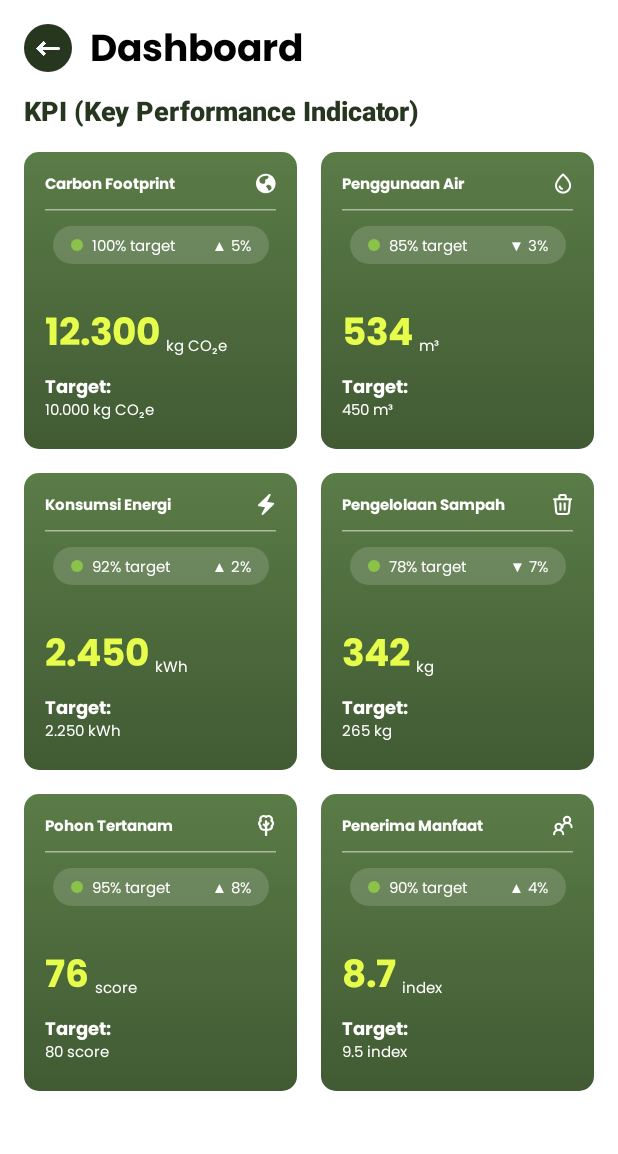
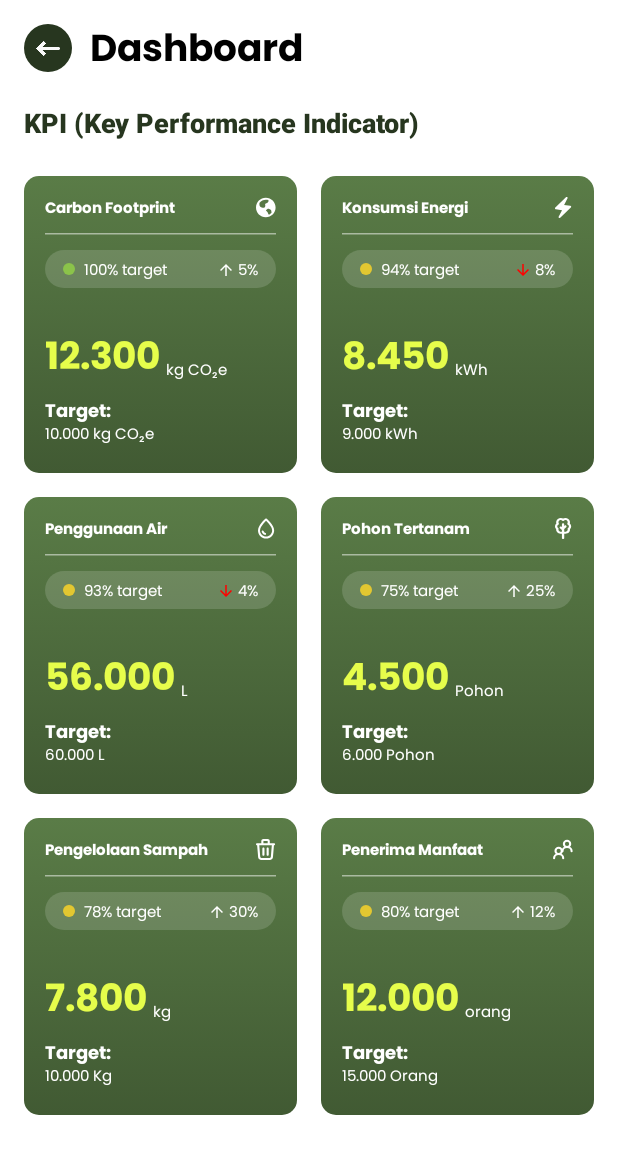
Before and after one commit to adnanfaikar/TumbuhNyata, an Android app built with Jetpack Compose: the screen it shows after launch (MainActivity), on a phone screen of 412 x 824 dp. Shown: the top 1154 px of the screen. Run offline under Robolectric (Android 15) with nearby library versions, the light colour scheme and no system bars.

Commit message:
feat: Tweaked KPIItem.kt to be closer to the design

```diff
--- a/app/src/main/java/com/example/tumbuhnyata/ui/dashboard/DashboardScreen.kt
+++ b/app/src/main/java/com/example/tumbuhnyata/ui/dashboard/DashboardScreen.kt
@@ -3,9 +3,13 @@ package com.example.tumbuhnyata.ui.dashboard
 import androidx.compose.foundation.Image
 import androidx.compose.foundation.background
 import androidx.compose.foundation.layout.*
+import androidx.compose.foundation.lazy.grid.GridCells
+import androidx.compose.foundation.lazy.grid.LazyVerticalGrid
 import androidx.compose.foundation.shape.CircleShape
+import androidx.compose.material.icons.Icons
 import androidx.compose.material3.ExperimentalMaterial3Api
 import androidx.compose.material3.IconButton
+import androidx.compose.material3.Scaffold
 import androidx.compose.material3.Text
 import androidx.compose.material3.TopAppBar
 import androidx.compose.material3.TopAppBarDefaults
@@ -15,6 +19,7 @@ import androidx.compose.ui.Modifier
 import androidx.compose.ui.draw.clip
 import androidx.compose.ui.graphics.Color
 import androidx.compose.ui.layout.ContentScale
+import androidx.compose.ui.platform.LocalContext
 import androidx.compose.ui.res.painterResource
 import androidx.compose.ui.text.font.FontWeight
 import androidx.compose.ui.tooling.preview.Preview
@@ -23,15 +28,8 @@ import androidx.compose.ui.unit.sp
 import androidx.navigation.NavController
 import androidx.navigation.compose.rememberNavController
 import com.example.tumbuhnyata.R
+import com.example.tumbuhnyata.ui.dashboard.components.KPIItem
 import com.example.tumbuhnyata.ui.theme.PoppinsFontFamily
-import androidx.compose.foundation.layout.Arrangement
-import androidx.compose.foundation.layout.PaddingValues
-import androidx.compose.foundation.lazy.grid.GridCells
-import androidx.compose.foundation.lazy.grid.LazyVerticalGrid
-import androidx.compose.material.icons.Icons
-import androidx.compose.material.icons.filled.ArrowUpward
-import com.example.tumbuhnyata.ui.dashboard.components.KPIItem
-import androidx.compose.material3.Scaffold
 
 @OptIn(ExperimentalMaterial3Api::class)
 @Composable
@@ -82,19 +80,15 @@ fun DashboardScreen(navController: NavController) {
             modifier = Modifier
                 .fillMaxSize()
                 .padding(paddingValues)
-
         ) {
             Text(
                 "KPI (Key Performance Indicator)",
-                modifier = Modifier.padding(horizontal = 16.dp),
+                modifier = Modifier.padding(horizontal = 16.dp, vertical = 8.dp),
                 fontWeight = FontWeight(800),
                 fontSize = 18.sp,
                 color = Color(0xFF27361F)
             )
 
-            Spacer(modifier = Modifier.height(0.dp))
-
-            // KPI Cards Grid
             LazyVerticalGrid(
                 columns = GridCells.Fixed(2),
                 contentPadding = PaddingValues(16.dp),
@@ -102,92 +96,83 @@ fun DashboardScreen(navController: NavController) {
                 verticalArrangement = Arrangement.spacedBy(16.dp),
                 modifier = Modifier.fillMaxWidth()
             ) {
-                // Carbon Footprint
                 item {
                     KPIItem(
                         title = "Carbon Footprint",
                         topIcon = R.drawable.ic_carbonfootprint,
                         statusText = "100% target",
-                        statusPercentage = "▲ 5%",
-                        statusIcon = Icons.Filled.ArrowUpward,
+                        statusPercentageValue = "5%",
+                        isUp = true,
                         value = "12.300",
                         unit = "kg CO₂e",
                         targetValue = "10.000 kg CO₂e",
                         onClick = { navController.navigate("kpi_detail/carbon_footprint") }
                     )
                 }
+                item {
+                    KPIItem(
+                        title = "Konsumsi Energi",
+                        topIcon = R.drawable.ic_konsumsienergi,
+                        statusText = "94% target",
+                        statusPercentageValue = "8%",
+                        isUp = false,
+                        value = "8.450",
+                        unit = "kWh",
+                        targetValue = "9.000 kWh",
+                        onClick = { navController.navigate("kpi_detail/energy_usage") }
+                    )
+                }
 
-                // Penggunaan Air
                 item {
                     KPIItem(
                         title = "Penggunaan Air",
                         topIcon = R.drawable.ic_penggunaanair,
-                        statusText = "85% target",
-                        statusPercentage = "▼ 3%",
-                        statusIcon = Icons.Filled.ArrowUpward,
-                        value = "534",
-                        unit = "m³",
-                        targetValue = "450 m³",
+                        statusText = "93% target",
+                        statusPercentageValue = "4%",
+                        isUp = false,
+                        value = "56.000",
+                        unit = "L",
+                        targetValue = "60.000 L",
                         onClick = { navController.navigate("kpi_detail/water_usage") }
                     )
                 }
-
-                // Konsumsi Energi
                 item {
                     KPIItem(
-                        title = "Konsumsi Energi",
-                        topIcon = R.drawable.ic_konsumsienergi,
-                        statusText = "92% target",
-                        statusPercentage = "▲ 2%",
-                        statusIcon = Icons.Filled.ArrowUpward,
-                        value = "2.450",
-                        unit = "kWh",
-                        targetValue = "2.250 kWh",
-                        onClick = { navController.navigate("kpi_detail/energy_usage") }
+                        title = "Pohon Tertanam",
+                        topIcon = R.drawable.ic_pohontertanam,
+                        statusText = "75% target",
+                        statusPercentageValue = "25%",
+                        isUp = true,
+                        value = "4.500",
+                        unit = "Pohon",
+                        targetValue = "6.000 Pohon",
+                        onClick = { navController.navigate("kpi_detail/biodiversity") }
                     )
                 }
 
-                // Pengelolaan Sampah
                 item {
                     KPIItem(
                         title = "Pengelolaan Sampah",
                         topIcon = R.drawable.ic_pengelolaansampah,
                         statusText = "78% target",
-                        statusPercentage = "▼ 7%",
-                        statusIcon = Icons.Filled.ArrowUpward,
-                        value = "342",
+                        statusPercentageValue = "30%",
+                        isUp = true,
+                        value = "7.800",
                         unit = "kg",
-                        targetValue = "265 kg",
+                        targetValue = "10.000 Kg",
                         onClick = { navController.navigate("kpi_detail/waste") }
                     )
                 }
-
-                // Pohon Tertanam
-                item {
-                    KPIItem(
-                        title = "Pohon Tertanam",
-                        topIcon = R.drawable.ic_pohontertanam,
-                        statusText = "95% target",
-                        statusPercentage = "▲ 8%",
-                        statusIcon = Icons.Filled.ArrowUpward,
-                        value = "76",
-                        unit = "score",
-                        targetValue = "80 score",
-                        onClick = { navController.navigate("kpi_detail/biodiversity") }
-                    )
-                }
-
-                // Penerima Manfaat
                 item {
                     KPIItem(
                         title = "Penerima Manfaat",
                         topIcon = R.drawable.ic_penerimamanfaat,
-                        statusText = "90% target",
-                        statusPercentage = "▲ 4%",
-                        statusIcon = Icons.Filled.ArrowUpward,
-                        value = "8.7",
-                        unit = "index",
-                        targetValue = "9.5 index",
+                        statusText = "80% target",
+                        statusPercentageValue = "12%",
+                        isUp = true,
+                        value = "12.000",
+                        unit = "orang",
+                        targetValue = "15.000 Orang",
                         onClick = { navController.navigate("kpi_detail/sustainability") }
                     )
                 }
@@ -196,7 +181,6 @@ fun DashboardScreen(navController: NavController) {
     }
 }
 
-
 @Preview(showBackground = true, backgroundColor = 0xFFFFFFFF)
 @Composable
 fun DashboardScreenPreview() {
--- a/app/src/main/java/com/example/tumbuhnyata/ui/dashboard/components/KPIItem.kt
+++ b/app/src/main/java/com/example/tumbuhnyata/ui/dashboard/components/KPIItem.kt
@@ -1,4 +1,4 @@
-package com.example.tumbuhnyata.ui.dashboard.components // Adjust package if needed
+package com.example.tumbuhnyata.ui.dashboard.components
 
 import androidx.annotation.DrawableRes
 import androidx.compose.foundation.Image
@@ -8,8 +8,9 @@ import androidx.compose.foundation.layout.*
 import androidx.compose.foundation.shape.CircleShape
 import androidx.compose.foundation.shape.RoundedCornerShape
 import androidx.compose.material.icons.Icons
-import androidx.compose.material.icons.filled.ArrowUpward // Placeholder for status icon
-import androidx.compose.material.icons.filled.Info // Placeholder for top-right icon
+import androidx.compose.material.icons.filled.ArrowDownward
+import androidx.compose.material.icons.filled.ArrowUpward
+import androidx.compose.material.icons.filled.Info
 import androidx.compose.material3.Card
 import androidx.compose.material3.CardDefaults
 import androidx.compose.material3.HorizontalDivider
@@ -21,7 +22,7 @@ import androidx.compose.runtime.Composable
 import androidx.compose.ui.Alignment
 import androidx.compose.ui.Modifier
 import androidx.compose.ui.draw.clip
-import androidx.compose.ui.graphics.Brush // Import Brush
+import androidx.compose.ui.graphics.Brush
 import androidx.compose.ui.graphics.Color
 import androidx.compose.ui.graphics.painter.Painter
 import androidx.compose.ui.graphics.vector.ImageVector
@@ -31,7 +32,7 @@ import androidx.compose.ui.text.font.FontWeight
 import androidx.compose.ui.tooling.preview.Preview
 import androidx.compose.ui.unit.dp
 import androidx.compose.ui.unit.sp
-import com.example.tumbuhnyata.R // Make sure this matches your project's R file package
+import com.example.tumbuhnyata.R
 import com.example.tumbuhnyata.ui.theme.PoppinsFontFamily
 
 @Composable
@@ -40,168 +41,187 @@ fun KPIItem(
     title: String,
     @DrawableRes topIcon: Int,
     statusText: String,
-    statusPercentage: String,
-    statusIcon: ImageVector,
+    statusPercentageValue: String,
+    isUp: Boolean,
     value: String,
     unit: String,
     targetLabel: String = "Target:",
     targetValue: String,
     contentColor: Color = Color.White,
-    mainValueColor: Color = Color(0xFFE6FD4B), // Added specific color for main value
+    mainValueColor: Color = Color(0xFFE6FD4B),
     statusBackgroundColor: Color = Color.White.copy(alpha = 0.15f),
-    statusIndicatorColor: Color = Color(0xFF8BC34A),
+    arrowDownColor: Color = Color.Red,
     onClick: () -> Unit
 ) {
-    // Define gradient colors
     val gradientBrush = Brush.verticalGradient(
         colors = listOf(Color(0xFF5A7C47), Color(0xFF415A33))
     )
-    // Define card shape
-    val cardShape = RoundedCornerShape(10.dp) // 10px radius
+    val cardShape = RoundedCornerShape(10.dp)
+
+    val dynamicStatusIndicatorColor = if (statusText.trim() == "100% target") {
+        Color(0xFF8BC34A)
+    } else {
+        Color(0xFFE2C731)
+    }
+
+    val arrowIcon = if (isUp) Icons.Filled.ArrowUpward else Icons.Filled.ArrowDownward
+    val arrowColor = if (isUp) contentColor else arrowDownColor
 
     Card(
         modifier = modifier
-            .size(width = 169.dp, height = 198.dp) // Apply fixed size
-            .background(brush = gradientBrush, shape = cardShape) // Apply gradient background with matching shape
+            .size(width = 169.dp, height = 198.dp)
+            .background(brush = gradientBrush, shape = cardShape)
             .clickable(onClick = onClick),
-        shape = cardShape, // Apply shape to card
+        shape = cardShape,
         colors = CardDefaults.cardColors(
-            containerColor = Color.Transparent, // Make container transparent to show gradient
-            contentColor = contentColor // Default color for most text/icons
+            containerColor = Color.Transparent,
+            contentColor = contentColor
         ),
-        elevation = CardDefaults.cardElevation(defaultElevation = 0.dp) // Set elevation to 0dp to remove shadow/outline
+        elevation = CardDefaults.cardElevation(defaultElevation = 0.dp)
     ) {
         Column(
             modifier = Modifier
-                // Apply specific padding: 14px top, 18px sides, 14px bottom
                 .padding(start = 14.dp, top = 14.dp, end = 14.dp, bottom = 14.dp)
-                .fillMaxHeight(), // Fill height to allow arrangement
-            verticalArrangement = Arrangement.spacedBy(10.dp) // 10px gap between most elements
+                .fillMaxHeight(),
+            verticalArrangement = Arrangement.spacedBy(10.dp)
         ) {
-            // --- Top Row (Title + Icon) ---
             Row(
                 modifier = Modifier.fillMaxWidth(),
                 verticalAlignment = Alignment.CenterVertically
             ) {
                 Text(
                     text = title,
-                    fontSize = 10.sp, // 10px font size
+                    fontSize = 10.sp,
                     fontFamily = PoppinsFontFamily,
                     fontWeight = FontWeight.Bold
-                    // Inherits default contentColor (White)
                 )
                 Spacer(Modifier.weight(1f))
                 Icon(
                     painter = painterResource(id = topIcon),
                     contentDescription = "$title icon",
                     modifier = Modifier.size(14.dp)
-                    // Inherits default contentColor (White)
                 )
             }
 
-            // --- Divider ---
             HorizontalDivider(
-                thickness = 1.dp, // Keep divider thin
+                thickness = 1.dp,
                 color = contentColor.copy(alpha = 0.5f)
             )
 
-            // --- Status Row ---
             Box(
-                modifier = Modifier.fillMaxWidth(), // Box takes full width
-                contentAlignment = Alignment.Center // Center content (the Surface)
+                modifier = Modifier.fillMaxWidth(),
+                contentAlignment = Alignment.Center
             ) {
                 Surface(
-                    modifier = Modifier.size(width = 144.dp, height = 25.dp),
-                    shape = RoundedCornerShape(50), // Keep capsule shape
+                    modifier = Modifier.height(25.dp),
+                    shape = RoundedCornerShape(50),
                     color = statusBackgroundColor,
-                    contentColor = contentColor // Content (text/icons) inside Surface uses this
+                    contentColor = contentColor
                 ) {
                     Row(
-                        modifier = Modifier.padding(horizontal = 12.dp), // Adjust padding if needed
+                        modifier = Modifier.padding(horizontal = 12.dp),
                         verticalAlignment = Alignment.CenterVertically,
                         horizontalArrangement = Arrangement.spacedBy(6.dp)
                     ) {
                         Box(
                             modifier = Modifier
-                                .size(8.dp) // Keep circle small
-                                .background(statusIndicatorColor, CircleShape)
+                                .size(8.dp)
+                                .background(dynamicStatusIndicatorColor, CircleShape)
                         )
                         Text(
                             text = statusText,
                             fontFamily = PoppinsFontFamily,
-                            fontSize = 10.sp // 10px font size inside status
+                            fontSize = 10.sp
                         )
                         Spacer(Modifier.weight(1f))
-                        Text(
-                            text = statusPercentage,
-                            fontFamily = PoppinsFontFamily,
-                            fontSize = 10.sp // 10px font size inside status
-                        )
+                        Row(
+                            verticalAlignment = Alignment.CenterVertically,
+                            horizontalArrangement = Arrangement.spacedBy(2.dp)
+                        ) {
+                            Icon(
+                                imageVector = arrowIcon,
+                                contentDescription = if (isUp) "Arrow Up" else "Arrow Down",
+                                modifier = Modifier.size(12.dp),
+                                tint = arrowColor
+                            )
+                            Text(
+                                text = statusPercentageValue,
+                                fontFamily = PoppinsFontFamily,
+                                fontSize = 10.sp,
+                                color = contentColor
+                            )
+                        }
                     }
                 }
             }
 
-            // --- Spacer for extra gap ---
-            // Added Spacer for explicit control over the gap below the status row
-            Spacer(Modifier.height(8.dp)) // Adjust height as needed (e.g., 8.dp, 12.dp, 16.dp)
+            Spacer(Modifier.height(8.dp))
 
-            // --- Value Row ---
             Row(
                 verticalAlignment = Alignment.Bottom
             ) {
                 Text(
                     text = value,
-                    fontSize = 25.sp, // 25px font size for main value
+                    fontSize = 25.sp,
                     fontFamily = PoppinsFontFamily,
                     fontWeight = FontWeight.Bold,
-                    lineHeight = 26.sp, // Adjust line height close to font size
-                    color = mainValueColor // Apply specific color here
+                    lineHeight = 26.sp,
+                    color = mainValueColor
                 )
                 Spacer(Modifier.width(4.dp))
                 Text(
                     text = unit,
                     fontFamily = PoppinsFontFamily,
-                    fontSize = 10.sp, // Make unit smaller, 10px
-                    modifier = Modifier.padding(bottom = 2.dp) // Adjust alignment padding
-                    // Inherits default contentColor (White)
+                    fontSize = 10.sp,
+                    modifier = Modifier.padding(bottom = 2.dp)
                 )
             }
 
-            // --- Target Section (Label + Value below) ---
             Column {
                 Text(
                     text = targetLabel,
                     fontFamily = PoppinsFontFamily,
                     fontWeight = FontWeight.Bold,
-                    fontSize = 12.sp // 12px font size for target label
-                    // Inherits default contentColor (White)
+                    fontSize = 12.sp
                 )
                 Text(
                     text = targetValue,
                     fontFamily = PoppinsFontFamily,
-                    fontSize = 10.sp // 10px font size for target value
-                    // Inherits default contentColor (White)
+                    fontSize = 10.sp
                 )
             }
         }
     }
 }
 
-// --- Preview ---
-@Preview(showBackground = true, backgroundColor = 0xFFEEEEEE)
+@Preview(showBackground = true, backgroundColor = 0xFFEEEEEE, name = "KPI 100% Target")
 @Composable
-private fun KPIItemPreview() {
-    Column(modifier = Modifier.padding(16.dp)) {
-        KPIItem(
-            title = "Carbon Footprint",
-            topIcon = R.drawable.ic_launcher_foreground,
-            statusText = "100% target",
-            statusPercentage = "▲ 5%",
-            statusIcon = Icons.Filled.ArrowUpward,
-            value = "12.300",
-            unit = "kg CO₂e",
-            targetValue = "10.000 kg CO₂e",
-            onClick = { /* Preview click does nothing */ }
-        )
-    }
+private fun KPIItemPreviewGreen() {
+    KPIItem(
+        title = "Carbon Footprint",
+        topIcon = android.R.drawable.ic_dialog_info,
+        statusText = "100% target",
+        statusPercentageValue = "5%",
+        isUp = true,
+        value = "12.300",
+        unit = "kg CO₂e",
+        targetValue = "10.000 kg CO₂e",
+        onClick = { }
+    )
 }
+
+@Preview(showBackground = true, backgroundColor = 0xFFEEEEEE, name = "KPI <100% Target Down")
+@Composable
+private fun KPIItemPreviewYellowRed() {
+    KPIItem(
+        title = "Water Usage",
+        topIcon = android.R.drawable.ic_dialog_info,
+        statusText = "95% target",
+        statusPercentageValue = "2%",
+        isUp = false,
+        value = "8.500",
+        unit = "Liters",
+        targetValue = "8.000 Liters",
+        onClick = { }
+    )
+}
```
